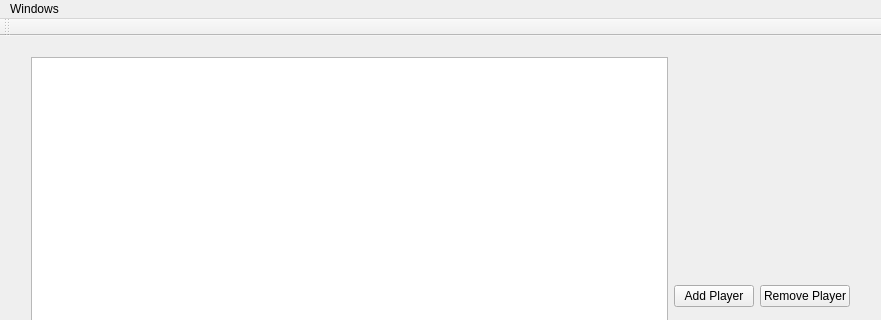
und3rsrl/Database-Project-Martial-Art-, file DataBase_Project/mainwindow.ui: the form before one commit; both pictures show x 0 to 881 and y 0 to 320 of the 881 by 585 pixel window.
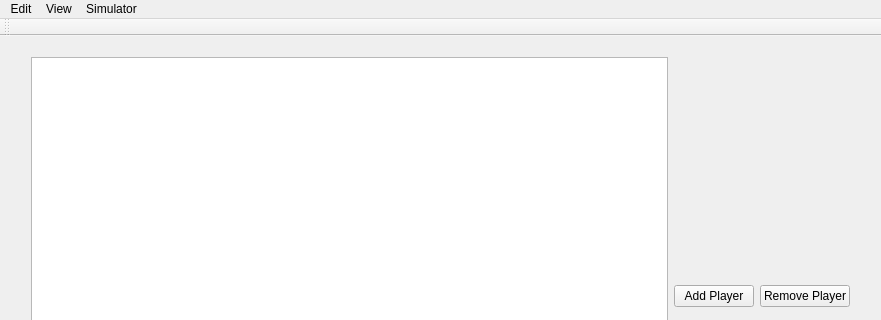
The form after the commit.

```diff
--- a/DataBase_Project/mainwindow.ui
+++ b/DataBase_Project/mainwindow.ui
@@ -50,16 +50,31 @@
      <x>0</x>
      <y>0</y>
      <width>881</width>
-     <height>21</height>
+     <height>26</height>
     </rect>
    </property>
    <widget class="QMenu" name="menuAdd">
     <property name="title">
-     <string>Windows</string>
+     <string>Edit</string>
     </property>
     <addaction name="actionPlayer"/>
    </widget>
+   <widget class="QMenu" name="menuClasament">
+    <property name="title">
+     <string>View</string>
+    </property>
+    <addaction name="actionClasament_2"/>
+    <addaction name="actionEtape_2"/>
+   </widget>
+   <widget class="QMenu" name="menuSimulator">
+    <property name="title">
+     <string>Simulator</string>
+    </property>
+    <addaction name="actionSimulare_lupte"/>
+   </widget>
    <addaction name="menuAdd"/>
+   <addaction name="menuClasament"/>
+   <addaction name="menuSimulator"/>
   </widget>
   <widget class="QToolBar" name="mainToolBar">
    <attribute name="toolBarArea">
```
Left out of the diff: 39 changed lines with no effect on the pictures.
